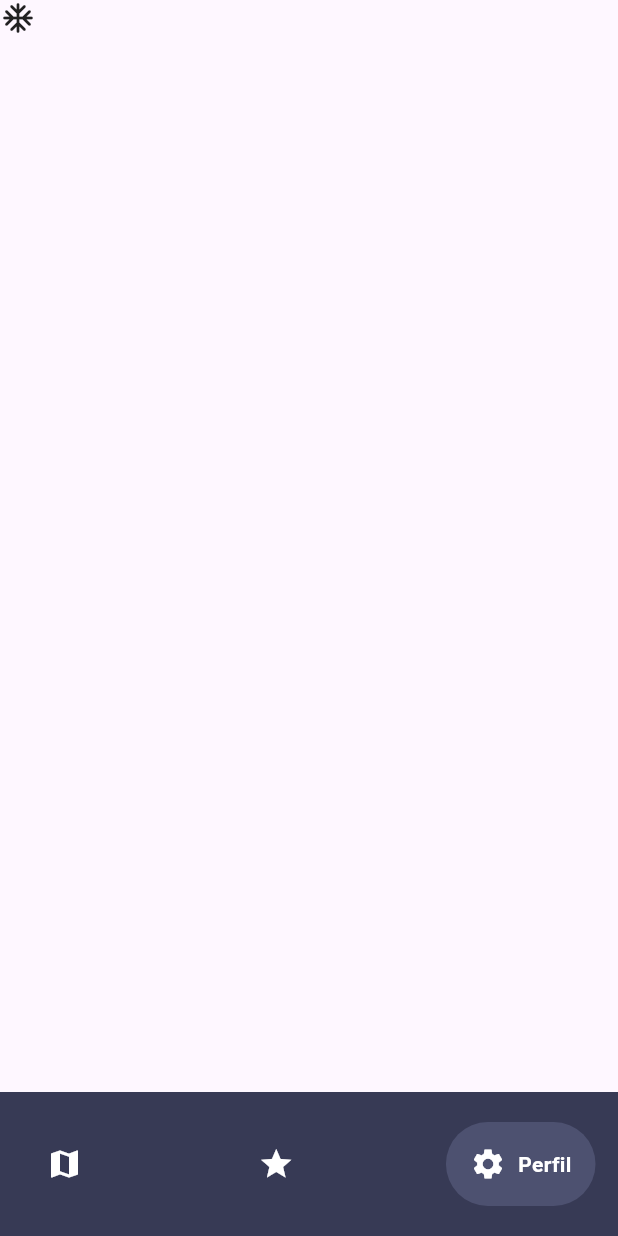
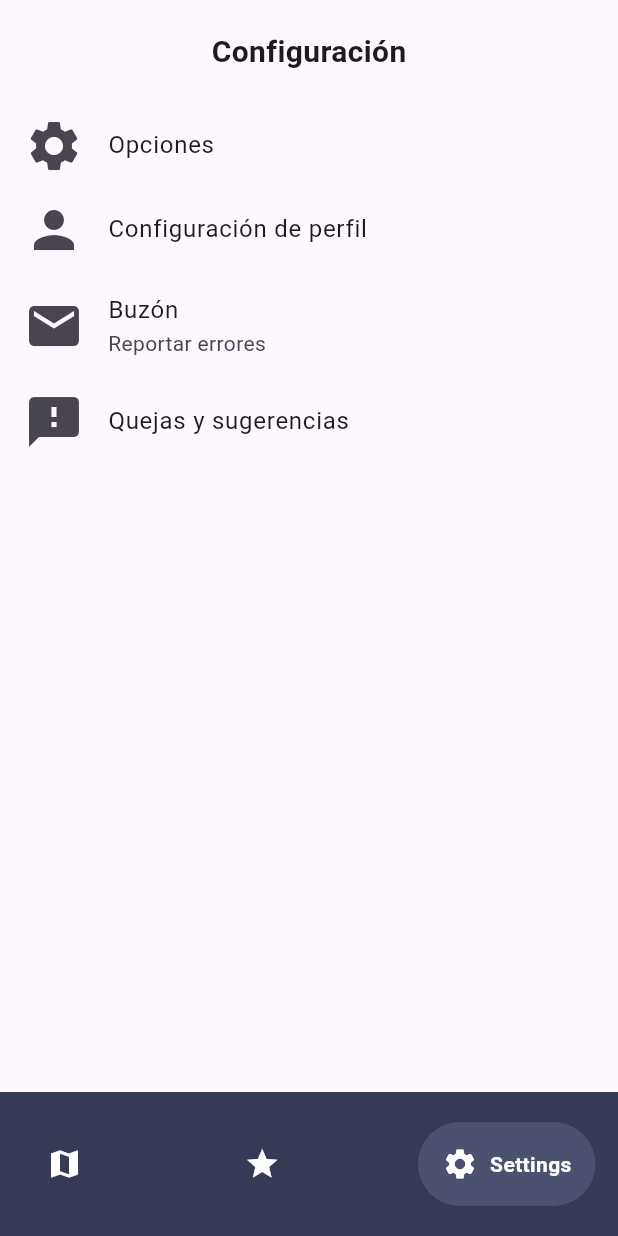
Before and after one commit to DanielMillanM/PI3, a Flutter app: the ButtomNavBar screen opened directly, item 3 of the bottom bar chosen, on a phone screen of 412 x 824 dp. Run offline on Flutter 3.47's test engine with Material 3 defaults, Android fonts, the phone set to English and light mode, and no system bars; drawn by our look-alikes of google_nav_bar; our stand-ins replace flutter_map, geolocator, latlong2.

Commit message:
apartado base de favoritos y de settings

```diff
--- a/app_turismo/lib/pages/map/button_nav_bar.dart
+++ b/app_turismo/lib/pages/map/button_nav_bar.dart
@@ -1,8 +1,9 @@
 // ignore_for_file: prefer_const_constructors
 
-import 'package:app_turismo/pages/map/container.dart';
+import 'package:app_turismo/pages/favorites.dart';
 import 'package:app_turismo/pages/map/draggable_favorite.dart';
 import 'package:app_turismo/pages/map/google_map.dart';
+import 'package:app_turismo/pages/settings.dart';
 import 'package:flutter/material.dart';
 import 'package:google_nav_bar/google_nav_bar.dart';
 
@@ -18,11 +19,11 @@ class _ButtomNavBarState extends State<ButtomNavBar> {
 
   final screens = [
     const MapScreen(),
-    const Icon(Icons.abc),
-    const Icon(Icons.ac_unit_rounded),
+    const MyFavorites(),
+    const MySettings(),
   ];
 
-  Widget currentBody = const ReturnContainer(); // Initial body
+  Widget currentBody = const MapScreen(); // Initial body
 
   @override
   Widget build(BuildContext context) {
@@ -58,47 +59,12 @@ class _ButtomNavBarState extends State<ButtomNavBar> {
               ),
               GButton(
                 icon: Icons.settings,
-                text: 'Perfil',
+                text: 'Settings',
               ),
             ]
           )
         )
       )
-      // BottomNavigationBar(
-      //   backgroundColor: Color.fromARGB(255, 55, 58, 85),
-      //   currentIndex: _currentIndex,
-      //   onTap: (newIndex) {
-      //     setState(() {
-      //       _currentIndex = newIndex;
-      //     });
-      //   },
-      //   unselectedItemColor: Colors.white,
-      //   fixedColor: Colors.white,
-      //   items: const [
-      //     BottomNavigationBarItem(
-      //       label: "Home",
-      //       backgroundColor: Color.fromARGB(255, 255, 255, 255),
-      //       icon: Icon(
-      //         Icons.home,
-      //         color: Colors.white,
-      //       )
-      //     ),
-      //     BottomNavigationBarItem(
-      //       label: "Favorite",
-      //       icon: Icon(
-      //         Icons.star_border,
-      //         color: Colors.white,
-      //       )
-      //     ),
-      //     BottomNavigationBarItem(
-      //       label: "Profile",
-      //       icon: Icon(
-      //         Icons.person,
-      //         color: Colors.white,
-      //       )
-      //     ),
-      //   ],
-      // ),
     );
   }
 }
--- /dev/null
+++ b/app_turismo/lib/pages/settings.dart
@@ -0,0 +1,56 @@
+import 'package:flutter/material.dart';
+
+class MySettings extends StatefulWidget {
+  const MySettings({super.key});
+
+  @override
+  State<MySettings> createState() => _MySettingsState();
+}
+
+class _MySettingsState extends State<MySettings> {
+  @override
+  Widget build(BuildContext context) {
+    return Scaffold(
+      body: SafeArea(
+        child: Center(
+          child: Column(
+            children: [
+              SizedBox(height: 20),
+              Text("Configuración", style: TextStyle(fontSize: 20, fontWeight: FontWeight.bold)),
+              SizedBox(height: 20),
+              ListTile(
+                leading: Icon(Icons.settings, size: 40,),
+                title: Text("Opciones"),
+                onTap: () {
+                  // llamar a la página de detalles del lugar
+                },
+              ),
+              ListTile(
+                leading: Icon(Icons.person, size: 40,),
+                title: Text("Configuración de perfil"),
+                onTap: () {
+                  // llamar a la página de detalles del lugar
+                },
+              ),
+              ListTile(
+                leading: Icon(Icons.mail, size: 40,),
+                title: Text("Buzón"),
+                subtitle: Text("Reportar errores"),
+                onTap: () {
+                  // llamar a la página de detalles del lugar
+                },
+              ),
+              ListTile(
+                leading: Icon(Icons.feedback, size: 40,),
+                title: Text("Quejas y sugerencias"),
+                onTap: () {
+                  // llamar a la página de detalles del lugar
+                },
+              ),
+            ]
+          ),
+        )
+      ),
+    );
+  }
+}
```
Also changed, not shown: app_turismo/lib/pages/favorites.dart (added, +38 -0 lines), app_turismo/lib/pages/map/container.dart (deleted, +0 -20 lines).
